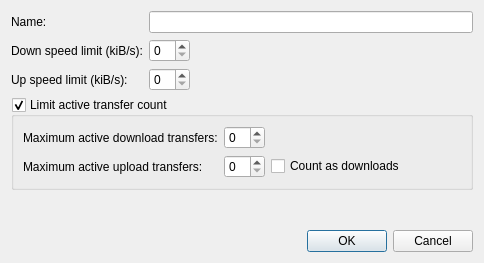
LubosD/fatrat, file src/QueueDlg.ui: the form before one commit.
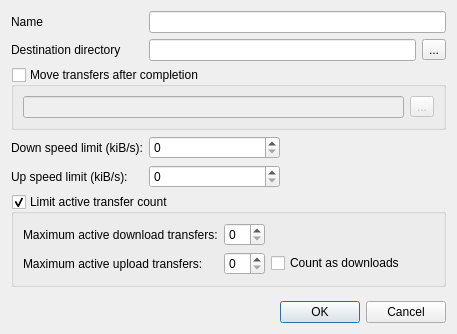
The form after the commit.

Commit message: Default target directory is now a per-queue option Transfers can now be automatically moved after completion

```diff
--- a/src/QueueDlg.ui
+++ b/src/QueueDlg.ui
@@ -5,28 +5,70 @@
    <rect>
     <x>0</x>
     <y>0</y>
-    <width>484</width>
-    <height>263</height>
+    <width>457</width>
+    <height>334</height>
    </rect>
   </property>
   <property name="windowTitle" >
    <string>Queue properties</string>
   </property>
-  <layout class="QGridLayout" >
+  <layout class="QGridLayout" name="gridLayout_2" >
    <item row="0" column="0" >
     <widget class="QLabel" name="label" >
      <property name="text" >
-      <string>Name:</string>
+      <string>Name</string>
      </property>
      <property name="buddy" >
       <cstring>lineName</cstring>
      </property>
     </widget>
    </item>
-   <item row="0" column="1" colspan="2" >
+   <item row="0" column="1" colspan="3" >
     <widget class="QLineEdit" name="lineName" />
    </item>
    <item row="1" column="0" >
+    <widget class="QLabel" name="label_6" >
+     <property name="text" >
+      <string>Destination directory</string>
+     </property>
+    </widget>
+   </item>
+   <item row="1" column="1" colspan="2" >
+    <widget class="QLineEdit" name="lineDestination" />
+   </item>
+   <item row="1" column="3" >
+    <widget class="QToolButton" name="toolDestination" >
+     <property name="text" >
+      <string>...</string>
+     </property>
+    </widget>
+   </item>
+   <item row="2" column="0" colspan="4" >
+    <widget class="QGroupBox" name="groupMoveCompleted" >
+     <property name="title" >
+      <string>Move transfers after completion</string>
+     </property>
+     <property name="checkable" >
+      <bool>true</bool>
+     </property>
+     <property name="checked" >
+      <bool>false</bool>
+     </property>
+     <layout class="QGridLayout" name="gridLayout" >
+      <item row="0" column="0" >
+       <widget class="QLineEdit" name="lineMoveCompleted" />
+      </item>
+      <item row="0" column="1" >
+       <widget class="QToolButton" name="toolMoveCompleted" >
+        <property name="text" >
+         <string>...</string>
+        </property>
+       </widget>
+      </item>
+     </layout>
+    </widget>
+   </item>
+   <item row="3" column="0" >
     <widget class="QLabel" name="label_2" >
      <property name="text" >
       <string>Down speed limit (kiB/s):</string>
@@ -36,10 +78,10 @@
      </property>
     </widget>
    </item>
-   <item row="1" column="1" >
+   <item row="3" column="1" >
     <widget class="QSpinBox" name="spinDown" />
    </item>
-   <item row="1" column="2" >
+   <item row="3" column="2" colspan="2" >
     <spacer>
      <property name="orientation" >
       <enum>Qt::Horizontal</enum>
@@ -52,7 +94,7 @@
      </property>
     </spacer>
    </item>
-   <item row="2" column="0" >
+   <item row="4" column="0" >
     <widget class="QLabel" name="label_3" >
      <property name="text" >
       <string>Up speed limit (kiB/s):</string>
@@ -62,10 +104,10 @@
      </property>
     </widget>
    </item>
-   <item row="2" column="1" >
+   <item row="4" column="1" >
     <widget class="QSpinBox" name="spinUp" />
    </item>
-   <item row="2" column="2" >
+   <item row="4" column="2" colspan="2" >
     <spacer>
      <property name="orientation" >
       <enum>Qt::Horizontal</enum>
@@ -78,7 +120,7 @@
      </property>
     </spacer>
    </item>
-   <item row="3" column="0" colspan="3" >
+   <item row="5" column="0" colspan="4" >
     <widget class="QGroupBox" name="groupLimitQueue" >
      <property name="title" >
       <string>Limit active transfer count</string>
@@ -133,7 +175,7 @@
      </layout>
     </widget>
    </item>
-   <item row="4" column="1" colspan="2" >
+   <item row="6" column="1" colspan="3" >
     <spacer>
      <property name="orientation" >
       <enum>Qt::Vertical</enum>
@@ -146,7 +188,7 @@
      </property>
     </spacer>
    </item>
-   <item row="5" column="0" colspan="3" >
+   <item row="7" column="0" colspan="4" >
     <widget class="QDialogButtonBox" name="buttonBox" >
      <property name="orientation" >
       <enum>Qt::Horizontal</enum>
```
The commit also changes 18 other files.
